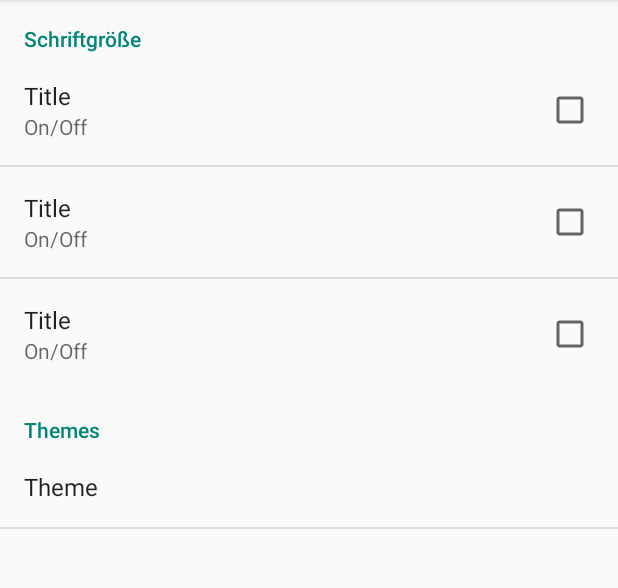
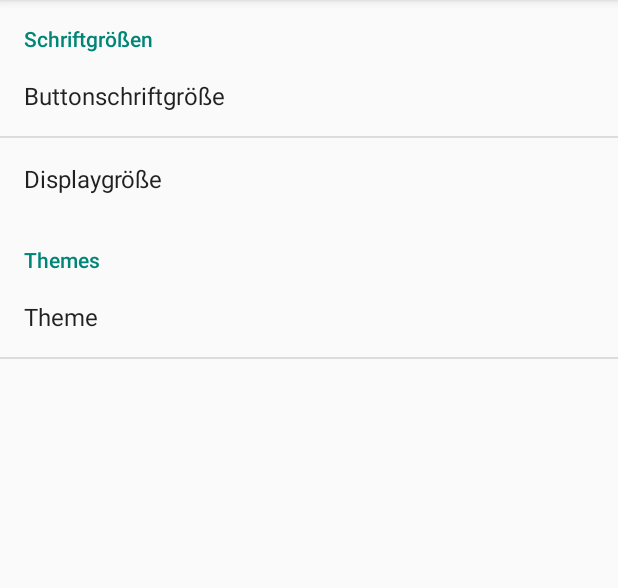
Before and after one commit to sebi90/Taschenrechner2, an Android app: the screen it shows after launch (FragmentActivity), in the options menu, after a tap on "Settings", on a phone screen of 412 x 824 dp, the part 84-672 px from its top. Run offline under Robolectric (Android 15) with nearby library versions, the phone set to English and light mode, and no system bars.

Commit message:
added Preferences

```diff
--- a/app/build.gradle
+++ b/app/build.gradle
@@ -6,7 +6,7 @@ android {
 
     defaultConfig {
         applicationId "de.dma.taschenrechner"
-        minSdkVersion 14
+        minSdkVersion 21
         targetSdkVersion 22
         versionCode 1
         versionName "1.0"
--- a/app/src/main/res/values/customStyle.xml
+++ b/app/src/main/res/values/customStyle.xml
@@ -1,5 +1,6 @@
 <?xml version="1.0" encoding="utf-8"?>
 <resources>
+
 
     <style name="customNumberButtons">
 
@@ -24,17 +25,35 @@
 
     </style>
 
+    <style name="customNumberButtons2" parent="customButtons">
+    </style>
 
-    <style name="FontSizeSmall" parent="customNumberButtons">
+    <style name="customButtons2" parent="customNumberButtons">
+    </style>
+
+    <style name="ButtonFontSizeSmall" parent="customNumberButtons">
         <item name="android:textSize">12dp</item>
     </style>
 
-    <style name="FontSizeMedium" parent="customNumberButtons">
+    <style name="ButtonFontSizeMedium" parent="customNumberButtons">
         <item name="android:textSize">22dp</item>
     </style>
 
-    <style name="FontSizeLarge" parent="customNumberButtons">
+    <style name="ButtonFontSizeLarge" parent="customNumberButtons">
         <item name="android:textSize">30dp</item>
+    </style>
+
+
+    <style name="DisplayFontSizeSmall" parent="customNumberButtons">
+        <item name="android:textSize">20dp</item>
+    </style>
+
+    <style name="DisplayFontSizeMedium" parent="customNumberButtons">
+        <item name="android:textSize">32dp</item>
+    </style>
+
+    <style name="DisplayFontSizeLarge" parent="customNumberButtons">
+        <item name="android:textSize">40dp</item>
     </style>
 
 
--- a/app/src/main/res/values/strings.xml
+++ b/app/src/main/res/values/strings.xml
@@ -35,6 +35,26 @@
     <string name="log">log</string>
     <string name="ex">e^x</string>
 
+    <string-array name="listFontOptions" >
+        <item>Small</item>
+        <item>Medium</item>
+        <item>Large</item>
+    </string-array>
 
+    <string-array name="listFontValues" >
+        <item>1</item>
+        <item>2</item>
+        <item>3</item>
+    </string-array>
+
+    <string-array name="listThemesOptions" >
+        <item>Theme1</item>
+        <item>Theme2</item>
+    </string-array>
+
+    <string-array name="listThemesValues" >
+        <item>1</item>
+        <item>2</item>
+    </string-array>
 
 </resources>
--- a/app/src/main/res/xml/preferences.xml
+++ b/app/src/main/res/xml/preferences.xml
@@ -1,27 +1,28 @@
 <?xml version="1.0" encoding="utf-8"?>
 <PreferenceScreen xmlns:android="http://schemas.android.com/apk/res/android">
     <PreferenceCategory
-        android:title="Schriftgröße">
-        <CheckBoxPreference android:key="checkBox1"
-            android:summary="On/Off"
-            android:title="Title"
-            android:defaultValue="false"/>
-        <CheckBoxPreference android:key="checkBox2"
-            android:summary="On/Off"
-            android:title="Title"
-            android:defaultValue="false"/>
-        <CheckBoxPreference android:key="checkBox3"
-            android:summary="On/Off"
-            android:title="Title"
-            android:defaultValue="false"/>
-
+        android:title="Schriftgrößen">
+        <ListPreference
+            android:entries="@array/listFontOptions"
+            android:entryValues="@array/listFontValues"
+            android:key="pref_key_buttons"
+            android:title="Buttonschriftgröße"
+            />
+        <ListPreference
+            android:entries="@array/listFontOptions"
+            android:entryValues="@array/listFontValues"
+            android:key="pref_key_display"
+            android:title="Displaygröße"
+            />
     </PreferenceCategory>
     <PreferenceCategory
         android:title="Themes">
         <ListPreference
+            android:entries="@array/listThemesOptions"
+            android:entryValues="@array/listThemesValues"
             android:key="pref_key_theme"
-            android:title="Theme">
+            android:title="Theme"/>
 
-        </ListPreference>
+
     </PreferenceCategory>
 </PreferenceScreen>
```
Also changed, not shown: app/src/main/java/de/dma/taschenrechner2/MainActivity.java (+82 -6 lines).
